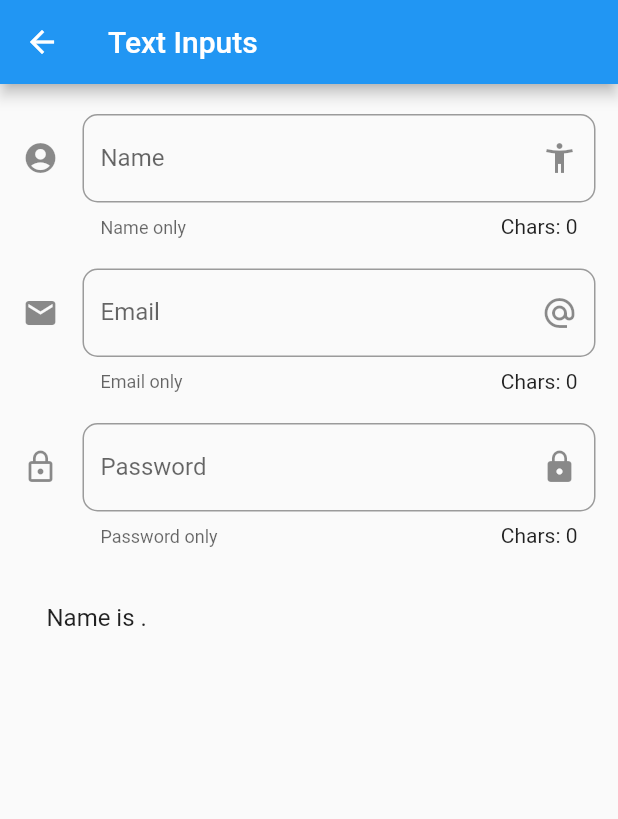
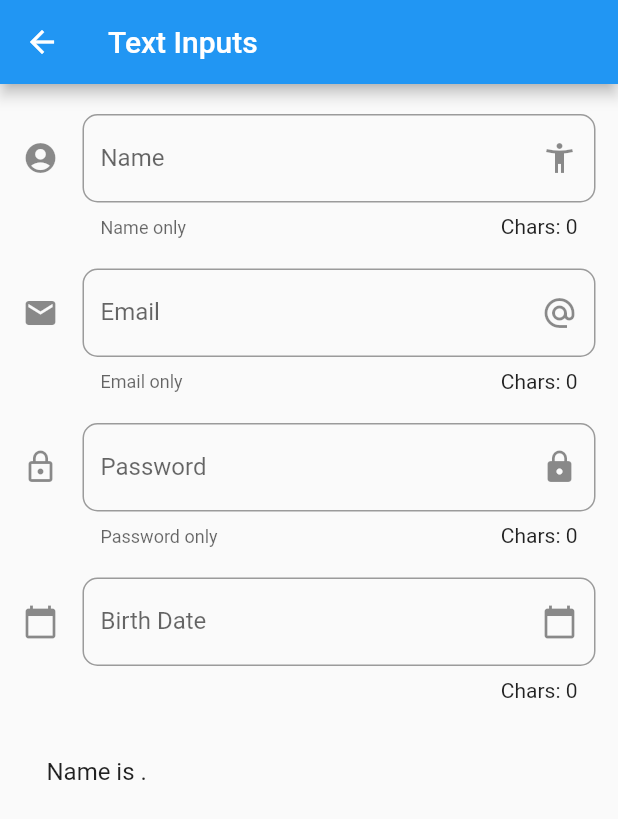
Before and after one commit to marcossevilla/flutter-components, a Flutter app: the screen it shows after launch, after a tap on "Inputs", on a phone screen of 412 x 824 dp. Shown: the top 819 px of the screen. Run offline on Flutter 3.47's test engine with Material 2 defaults, Android fonts, the phone set to English and light mode, and no system bars; network calls fail.

Commit message:
input date and internationalization

```diff
--- a/lib/main.dart
+++ b/lib/main.dart
@@ -1,6 +1,7 @@
 import 'package:components/src/pages/alert_page.dart';
 import 'package:components/src/routes/routes.dart';
 
+import 'package:flutter_localizations/flutter_localizations.dart';
 import 'package:flutter/material.dart';
 
 void main() => runApp(MyApp());
@@ -10,6 +11,15 @@ class MyApp extends StatelessWidget {
   Widget build(BuildContext context) {
     return MaterialApp(
       debugShowCheckedModeBanner: false,
+      localizationsDelegates: [
+        // ... app-specific localization delegate[s] here
+        GlobalMaterialLocalizations.delegate,
+        GlobalWidgetsLocalizations.delegate,
+      ],
+      supportedLocales: [
+        const Locale('en', 'US'), // English
+        const Locale('es', 'ES'), // Spanish
+      ],
       title: 'Components App',
       // pro navigation
       initialRoute: '/',
--- a/lib/src/pages/input_page.dart
+++ b/lib/src/pages/input_page.dart
@@ -10,6 +10,9 @@ class _InputPageState extends State<InputPage> {
   String _name = '';
   String _email = '';
   String _password = '';
+  String _date = '';
+
+  TextEditingController _inputDateController = new TextEditingController();
 
   @override
   Widget build(BuildContext context) {
@@ -25,6 +28,8 @@ class _InputPageState extends State<InputPage> {
           _createEmail(),
           SizedBox(height: 20.0),
           _createPassword(),
+          SizedBox(height: 20.0),
+          _createDate(context),
           SizedBox(height: 20.0),
           _createPerson(),
         ],
@@ -102,4 +107,41 @@ class _InputPageState extends State<InputPage> {
       },
     );
   }
+
+  Widget _createDate(BuildContext context) {
+    return TextField(
+      // autofocus: false,
+      enableInteractiveSelection: false,
+      controller: _inputDateController,
+      decoration: InputDecoration(
+        border: OutlineInputBorder(borderRadius: BorderRadius.circular(10.0)),
+        counter: Text('Chars: ${_password.length}'),
+        hintText: 'Birth Date',
+        labelText: 'Birth Date',
+        suffixIcon: Icon(Icons.calendar_today),
+        icon: Icon(Icons.calendar_today),
+      ),
+      onTap: () {
+        FocusScope.of(context).requestFocus(new FocusNode());
+        _selectDate(context);
+      },
+    );
+  }
+
+  _selectDate(BuildContext context) async {
+    DateTime selected = await showDatePicker(
+      context: context,
+      initialDate: new DateTime.now(),
+      firstDate: new DateTime(1940),
+      lastDate: new DateTime(2031),
+      // locale: Locale('es', 'ES'),
+    );
+
+    if (selected != null) {
+      setState(() {
+        _date = selected.toString();
+        _inputDateController.text = _date;
+      });
+    }
+  }
 }
--- a/pubspec.yaml
+++ b/pubspec.yaml
@@ -18,6 +18,9 @@ environment:
 
 dependencies:
   flutter:
+    sdk: flutter
+
+  flutter_localizations:
     sdk: flutter
 
   # The following adds the Cupertino Icons font to your application.
```
Also changed, not shown: pubspec.lock.
